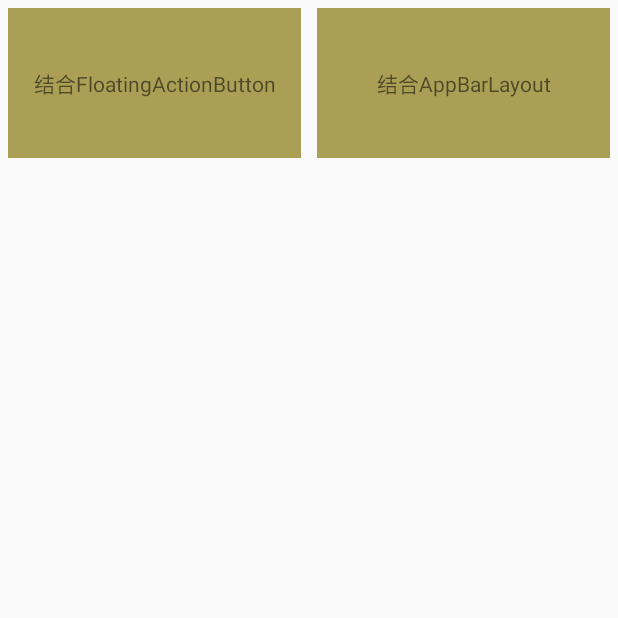
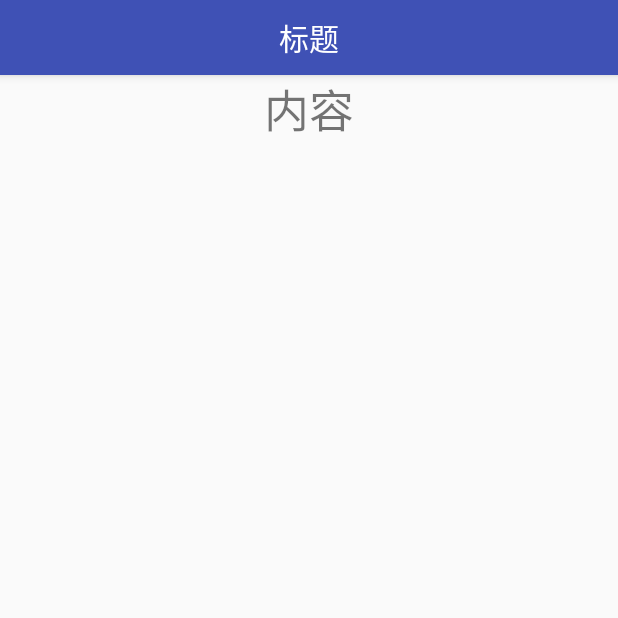
Before and after one commit to liuchuanzheng/SkillCollection, an Android app: the RealTestCoordinatorLayoutActivity screen opened directly, with no data from a screen before it, after a tap on "结合AppBarLayout", on a phone screen of 412 x 824 dp, the top half of it. Run offline under Robolectric (Android 15) with nearby library versions, the phone set to English and light mode, and no system bars; our stand-ins replace ButterKnife.

Commit message:
coordinatorlayout 结合appBarLayout

```diff
--- a/app/src/main/AndroidManifest.xml
+++ b/app/src/main/AndroidManifest.xml
@@ -31,6 +31,7 @@
         <activity android:name=".ui.activitys.real_2.RealTestSmartRefreshLayoutActivity"/>
         <activity android:name=".ui.activitys.real_2.RealTestSwipeRefreshLayoutActivity"/>
         <activity android:name=".ui.activitys.real_2.real_2_2.CoordinatorActivity_2_2"/>
+        <activity android:name=".ui.activitys.real_2.real_2_2.CoordinatorActivity_2_2_AppBar"/>
 
     </application>
 
--- a/app/src/main/java/com/liuchuanzheng/skillcollection/ui/activitys/real_2/RealTestCoordinatorLayoutActivity.java
+++ b/app/src/main/java/com/liuchuanzheng/skillcollection/ui/activitys/real_2/RealTestCoordinatorLayoutActivity.java
@@ -15,6 +15,7 @@ import android.widget.Toast;
 import com.liuchuanzheng.skillcollection.R;
 import com.liuchuanzheng.skillcollection.base.LCZBaseActivity;
 import com.liuchuanzheng.skillcollection.ui.activitys.real_2.real_2_2.CoordinatorActivity_2_2;
+import com.liuchuanzheng.skillcollection.ui.activitys.real_2.real_2_2.CoordinatorActivity_2_2_AppBar;
 
 import java.util.ArrayList;
 
@@ -132,7 +133,7 @@ public class RealTestCoordinatorLayoutActivity extends LCZBaseActivity {
                 if(position == 0){
                     CoordinatorActivity_2_2.startAction((Activity) baseContext);
                 }else if (position == 1){
-
+                    CoordinatorActivity_2_2_AppBar.startAction((Activity) baseContext);
                 }
             }
 
--- /dev/null
+++ b/app/src/main/java/com/liuchuanzheng/skillcollection/ui/activitys/real_2/real_2_2/CoordinatorActivity_2_2_AppBar.java
@@ -0,0 +1,44 @@
+package com.liuchuanzheng.skillcollection.ui.activitys.real_2.real_2_2;
+
+import android.app.Activity;
+import android.content.Intent;
+import android.os.Bundle;
+import android.support.annotation.Nullable;
+
+import com.liuchuanzheng.skillcollection.R;
+import com.liuchuanzheng.skillcollection.base.LCZBaseActivity;
+
+import butterknife.ButterKnife;
+
+/**
+ * Created by 刘传政 on 2017/6/30 0030.
+ * QQ:1052374416
+ * 电话:18501231486
+ * 作用:测试著名的logger库
+ * 注意事项:
+ */
+
+public class CoordinatorActivity_2_2_AppBar extends LCZBaseActivity {
+
+    @Override
+    protected void onCreate(@Nullable Bundle savedInstanceState) {
+        super.onCreate(savedInstanceState);
+        setContentView(R.layout.activity_coordinatorlayout_2_2_appbar);
+        ButterKnife.bind(this);
+    }
+
+
+    /**
+     * 入口
+     *
+     * @param activity
+     */
+    public static void startAction(Activity activity) {
+        Intent intent = new Intent(activity, CoordinatorActivity_2_2_AppBar.class);
+        activity.startActivity(intent);
+        activity.overridePendingTransition(R.anim.fade_in,
+                R.anim.fade_out);
+    }
+
+
+}
--- /dev/null
+++ b/app/src/main/res/layout/activity_coordinatorlayout_2_2_appbar.xml
@@ -0,0 +1,37 @@
+<?xml version="1.0" encoding="utf-8"?>
+<android.support.design.widget.CoordinatorLayout
+    xmlns:android="http://schemas.android.com/apk/res/android"
+    xmlns:app="http://schemas.android.com/apk/res-auto"
+    android:orientation="vertical"
+    android:layout_width="match_parent"
+    android:layout_height="match_parent">
+    <android.support.design.widget.AppBarLayout
+        android:layout_width="match_parent"
+        android:layout_height="wrap_content">
+        <TextView
+            android:layout_width="match_parent"
+            android:layout_height="wrap_content"
+            android:text="标题"
+            android:textSize="20sp"
+            android:gravity="center"
+            android:paddingTop="10dp"
+            android:paddingBottom="10dp"
+            android:textColor="@android:color/white"
+            android:background="@color/colorPrimary"
+            app:layout_scrollFlags="scroll"/>
+    </android.support.design.widget.AppBarLayout>
+
+    <android.support.v4.widget.NestedScrollView
+        android:id="@+id/scrollView"
+        android:layout_width="match_parent"
+        android:layout_height="match_parent"
+        app:layout_behavior="@string/appbar_scrolling_view_behavior">
+        <TextView
+            android:id="@+id/tv"
+            android:layout_width="match_parent"
+            android:layout_height="match_parent"
+            android:textSize="30sp"
+            android:text="内容"
+            android:gravity="center_horizontal"/>
+    </android.support.v4.widget.NestedScrollView>
+</android.support.design.widget.CoordinatorLayout>
```
